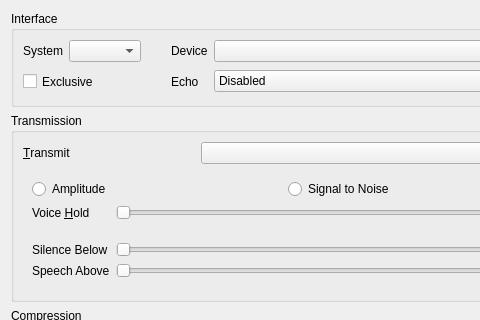
Before: the Qt Designer form src/mumble/AudioInput.ui in mumble-voip/mumble, drawn with Qt 5; both pictures show x 0 to 480 and y 0 to 320 of the 569 by 730 pixel window.
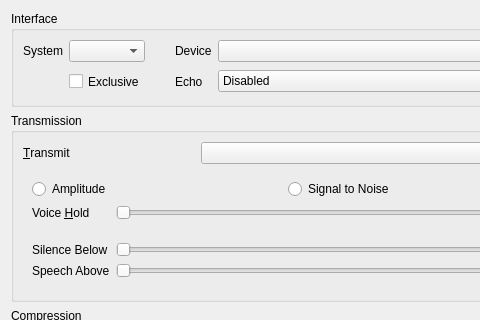
After: the same form once the commit is applied. Custom widgets are drawn as their Qt base class.

Patch:
```diff
--- a/src/mumble/AudioInput.ui
+++ b/src/mumble/AudioInput.ui
@@ -94,7 +94,7 @@
         </property>
        </widget>
       </item>
-      <item row="1" column="0" colspan="2">
+      <item row="1" column="1">
        <widget class="QCheckBox" name="qcbExclusive">
         <property name="minimumSize">
          <size>
```
